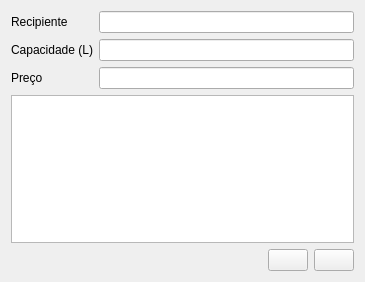
Qt form src/gui/addcontainer.ui (vitorgil/gescoice) before a commit.
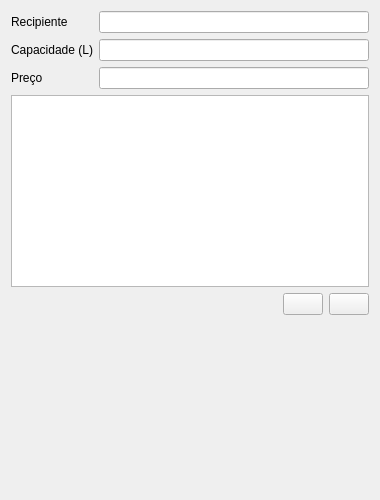
The same form after that commit. Icons and pictures are not drawn.

Commit message: Improve sizing and centering of widgets

```diff
--- a/src/gui/addcontainer.ui
+++ b/src/gui/addcontainer.ui
@@ -9,8 +9,8 @@
    <rect>
     <x>0</x>
     <y>0</y>
-    <width>365</width>
-    <height>282</height>
+    <width>380</width>
+    <height>500</height>
    </rect>
   </property>
   <property name="sizePolicy">
```
The commit also changes 7 other files.
